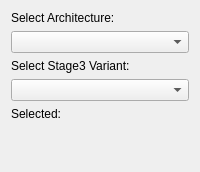
Old version of the form src/modules/stagechoose/StageChoosePage.ui in the repository TableFlipper9/calamares.
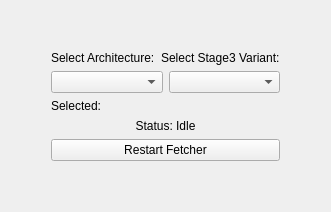
New version of the form.

Commit message: Improve UI, livecd arch included, Ui no longer freeze when network issues

```diff
--- a/src/modules/stagechoose/StageChoosePage.ui
+++ b/src/modules/stagechoose/StageChoosePage.ui
@@ -2,17 +2,52 @@
 <ui version="4.0">
  <class>StageChoosePage</class>
  <widget class="QWidget" name="StageChoosePage">
+  <layout class="QVBoxLayout" name="outerVerticalLayout">
+   <item>
+    <spacer name="verticalSpacerTop">
+     <property name="orientation">
+      <enum>Qt::Vertical</enum>
+     </property>
+     <property name="sizeType">
+      <enum>QSizePolicy::Expanding</enum>
+     </property>
+     <property name="sizeHint" stdset="0">
+      <size>
+       <width>20</width>
+       <height>40</height>
+      </size>
+     </property>
+    </spacer>
+   </item>
+   <item>
+    <layout class="QHBoxLayout" name="horizontalCenteringLayout">
+     <item>
+      <spacer name="horizontalSpacerLeft">
+       <property name="orientation">
+        <enum>Qt::Horizontal</enum>
+       </property>
+       <property name="sizeType">
+        <enum>QSizePolicy::Expanding</enum>
+       </property>
+       <property name="sizeHint" stdset="0">
+        <size>
+         <width>40</width>
+         <height>20</height>
+        </size>
+       </property>
+      </spacer>
+     </item>
+     <item>
   <layout class="QVBoxLayout" name="verticalLayout">
    <item>
+        <layout class="QHBoxLayout" name="topLabelsLayout">
+         <item>
     <widget class="QLabel" name="archLabel">
      <property name="text">
       <string>Select Architecture:</string>
      </property>
     </widget>
    </item>
-   <item>
-    <widget class="QComboBox" name="architectureComboBox"/>
-   </item>
    <item>
     <widget class="QLabel" name="variantLabel">
      <property name="text">
@@ -20,9 +55,18 @@
      </property>
     </widget>
    </item>
+        </layout>
+       </item>
+       <item>
+        <layout class="QHBoxLayout" name="comboBoxesLayout">
+         <item>
+          <widget class="QComboBox" name="architectureComboBox"/>
+         </item>
    <item>
     <widget class="QComboBox" name="variantComboBox"/>
    </item>
+        </layout>
+       </item>
    <item>
     <widget class="QLabel" name="selectedTarballLabel">
      <property name="text">
@@ -31,7 +75,48 @@
     </widget>
    </item>
    <item>
-    <spacer name="verticalSpacer">
+        <widget class="QLabel" name="fetcherStatusLabel">
+         <property name="text">
+          <string>Status: Idle</string>
+         </property>
+         <property name="alignment">
+          <set>Qt::AlignCenter</set>
+         </property>
+        </widget>
+       </item>
+       <!-- New Restart Button -->
+       <item>
+        <widget class="QPushButton" name="restartFetcherButton">
+         <property name="text">
+          <string>Restart Fetcher</string>
+         </property>
+         <property name="visible">
+          <bool>false</bool>
+         </property>
+        </widget>
+       </item>
+      </layout>
+     </item>
+     <item>
+      <spacer name="horizontalSpacerRight">
+       <property name="orientation">
+        <enum>Qt::Horizontal</enum>
+       </property>
+       <property name="sizeType">
+        <enum>QSizePolicy::Expanding</enum>
+       </property>
+       <property name="sizeHint" stdset="0">
+        <size>
+         <width>40</width>
+         <height>20</height>
+        </size>
+       </property>
+      </spacer>
+     </item>
+    </layout>
+   </item>
+   <item>
+    <spacer name="verticalSpacerBottom">
      <property name="orientation">
       <enum>Qt::Vertical</enum>
      </property>
```
Left out of the diff: 1 changed line with no effect on the pictures. Lines whose indentation alone changed are shown as unchanged. The commit also changes 6 other files.
